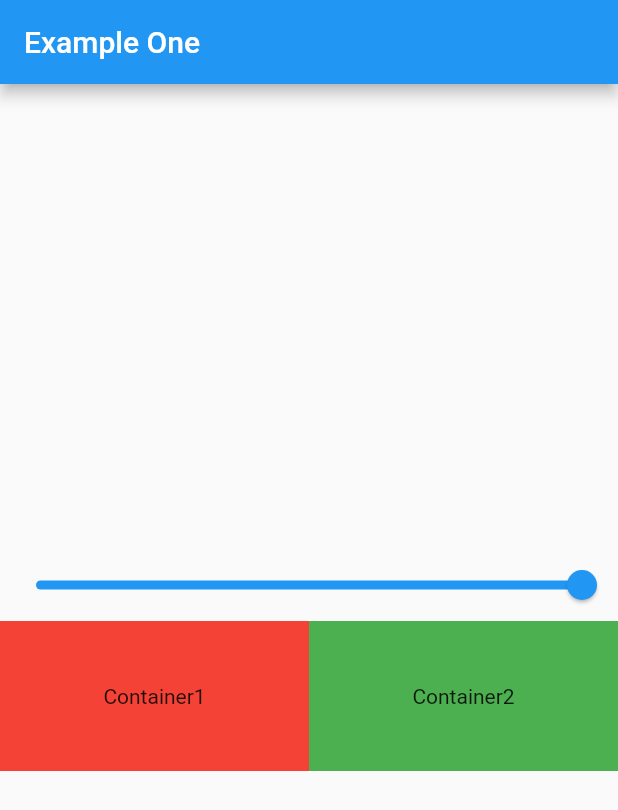
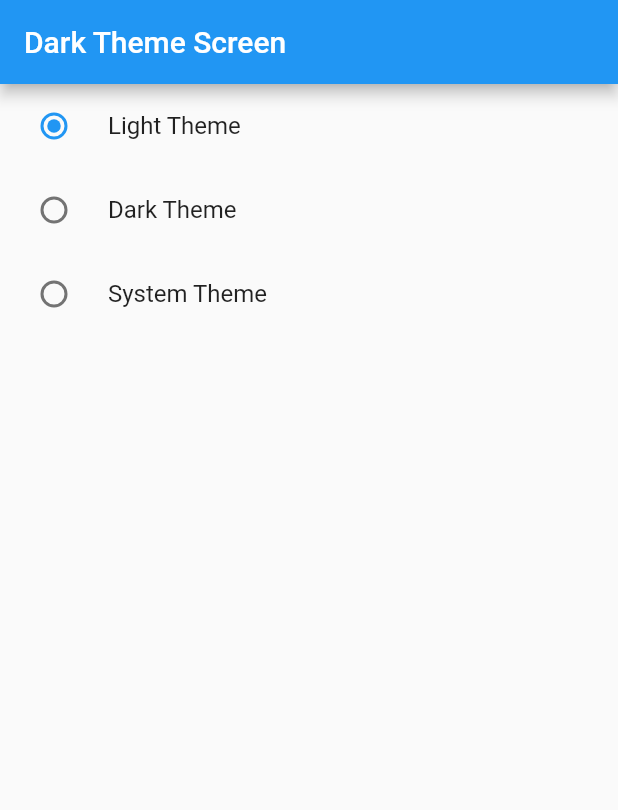
Before and after one commit to mafzaldev/bytewise-fellowship-flutter, a Flutter app: the screen it shows after launch, on a phone screen of 412 x 824 dp. Shown: the top 810 px of the screen. Run offline on Flutter 3.47's test engine with Material 2 defaults, Android fonts, the light colour scheme and no system bars; our stand-ins replace flutter_spinkit, pie_chart, shimmer.

Commit message:
added favourites and themechange example

```diff
--- a/Week-02(REST API and State Management)/provider_tutorials/lib/main.dart
+++ b/Week-02(REST API and State Management)/provider_tutorials/lib/main.dart
@@ -2,7 +2,9 @@ import 'package:flutter/material.dart';
 import 'package:provider/provider.dart';
 import 'package:provider_tutorials/provider/count_provider.dart';
 import 'package:provider_tutorials/provider/example_one_provider.dart';
-import 'package:provider_tutorials/screens/example_one.dart';
+import 'package:provider_tutorials/provider/favourite_provider.dart';
+import 'package:provider_tutorials/provider/theme_changer_provider.dart';
+import 'package:provider_tutorials/screens/dark_theme.dart';
 
 void main() {
   runApp(const MyApp());
@@ -17,15 +19,30 @@ class MyApp extends StatelessWidget {
       providers: [
         ChangeNotifierProvider(create: (_) => CountProvider()),
         ChangeNotifierProvider(create: (_) => ExampleOneProvider()),
+        ChangeNotifierProvider(
+          create: (_) => FavouriteProvider(),
+        ),
+        ChangeNotifierProvider(create: (_) => ThemeChangerProvider()),
       ],
-      child: MaterialApp(
+      child: Builder(builder: (BuildContext context) {
+        final themeChangerProvider = Provider.of<ThemeChangerProvider>(context);
+        return MaterialApp(
           title: 'Flutter Demo',
           debugShowCheckedModeBanner: false,
+          themeMode: themeChangerProvider.themeMode,
           theme: ThemeData(
             primarySwatch: Colors.blue,
+            brightness: Brightness.light,
           ),
-        home: const ExampleOne(),
+          darkTheme: ThemeData(
+            brightness: Brightness.dark,
+            appBarTheme: const AppBarTheme(
+              backgroundColor: Colors.teal,
             ),
+          ),
+          home: const DarkThemeScreen(),
+        );
+      }),
     );
   }
 }
--- /dev/null
+++ b/Week-02(REST API and State Management)/provider_tutorials/lib/provider/favourite_provider.dart
@@ -0,0 +1,14 @@
+import 'package:flutter/foundation.dart';
+
+class FavouriteProvider extends ChangeNotifier {
+  List<int> selectedItems = [];
+
+  List<int> get getSelectedItems => selectedItems;
+
+  void toggleItem(int value) {
+    selectedItems.contains(value)
+        ? selectedItems.remove(value)
+        : selectedItems.add(value);
+    notifyListeners();
+  }
+}
--- /dev/null
+++ b/Week-02(REST API and State Management)/provider_tutorials/lib/provider/theme_changer_provider.dart
@@ -0,0 +1,12 @@
+import 'package:flutter/material.dart';
+
+class ThemeChangerProvider with ChangeNotifier {
+  var _themeMode = ThemeMode.light;
+
+  ThemeMode get themeMode => _themeMode;
+
+  void toggleTheme(themeMode) {
+    _themeMode = themeMode;
+    notifyListeners();
+  }
+}
--- /dev/null
+++ b/Week-02(REST API and State Management)/provider_tutorials/lib/screens/dark_theme.dart
@@ -0,0 +1,40 @@
+import 'package:flutter/material.dart';
+import 'package:provider/provider.dart';
+import 'package:provider_tutorials/provider/theme_changer_provider.dart';
+
+class DarkThemeScreen extends StatefulWidget {
+  const DarkThemeScreen({super.key});
+
+  @override
+  State<DarkThemeScreen> createState() => _DarkThemeScreenState();
+}
+
+class _DarkThemeScreenState extends State<DarkThemeScreen> {
+  @override
+  Widget build(BuildContext context) {
+    final themeChangerProvider = Provider.of<ThemeChangerProvider>(context);
+    return Scaffold(
+        appBar: AppBar(
+          title: const Text('Dark Theme Screen'),
+        ),
+        body: Column(
+          children: [
+            RadioListTile(
+                title: const Text("Light Theme"),
+                value: ThemeMode.light,
+                groupValue: themeChangerProvider.themeMode,
+                onChanged: themeChangerProvider.toggleTheme),
+            RadioListTile(
+                title: const Text("Dark Theme"),
+                value: ThemeMode.dark,
+                groupValue: themeChangerProvider.themeMode,
+                onChanged: themeChangerProvider.toggleTheme),
+            RadioListTile(
+                title: const Text("System Theme"),
+                value: ThemeMode.system,
+                groupValue: themeChangerProvider.themeMode,
+                onChanged: themeChangerProvider.toggleTheme)
+          ],
+        ));
+  }
+}
```
Also changed, not shown: Week-02(REST API and State Management)/provider_tutorials/lib/screens/favourite/favourite_screen.dart (added, +58 -0 lines), Week-02(REST API and State Management)/provider_tutorials/lib/screens/favourite/my_favourites.dart (added, +50 -0 lines). Lines whose indentation alone changed are shown as unchanged.
